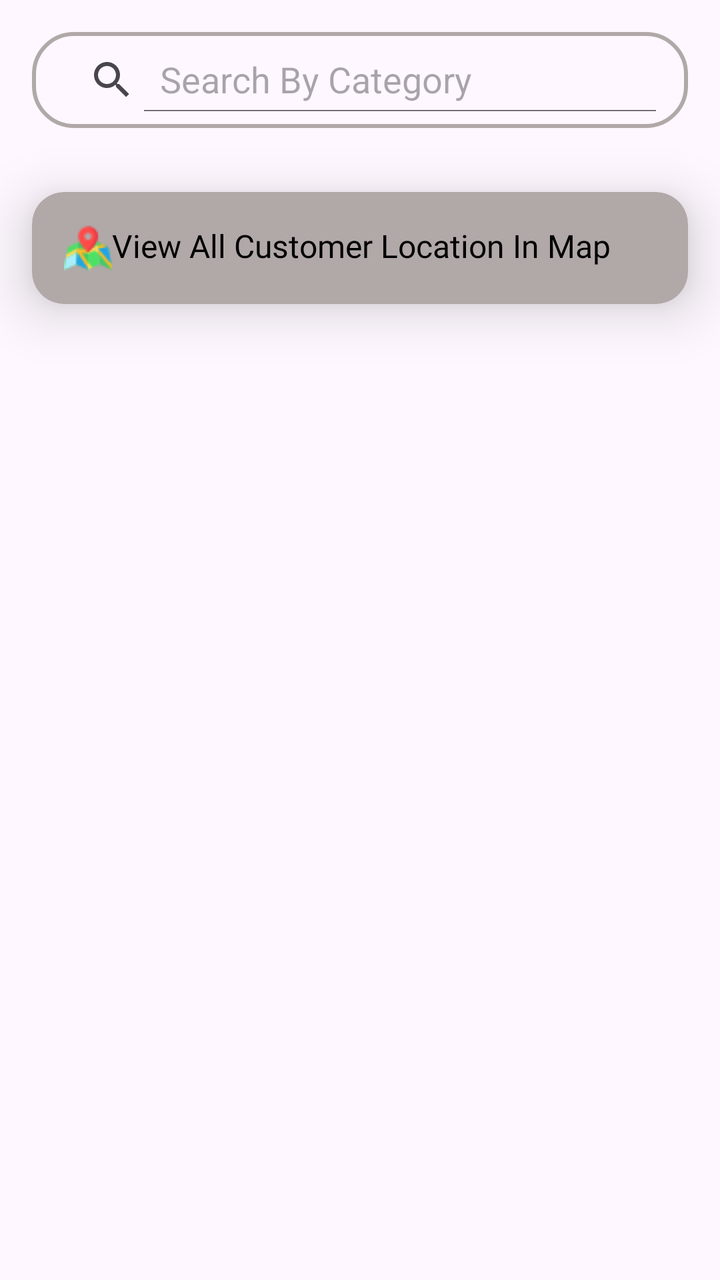
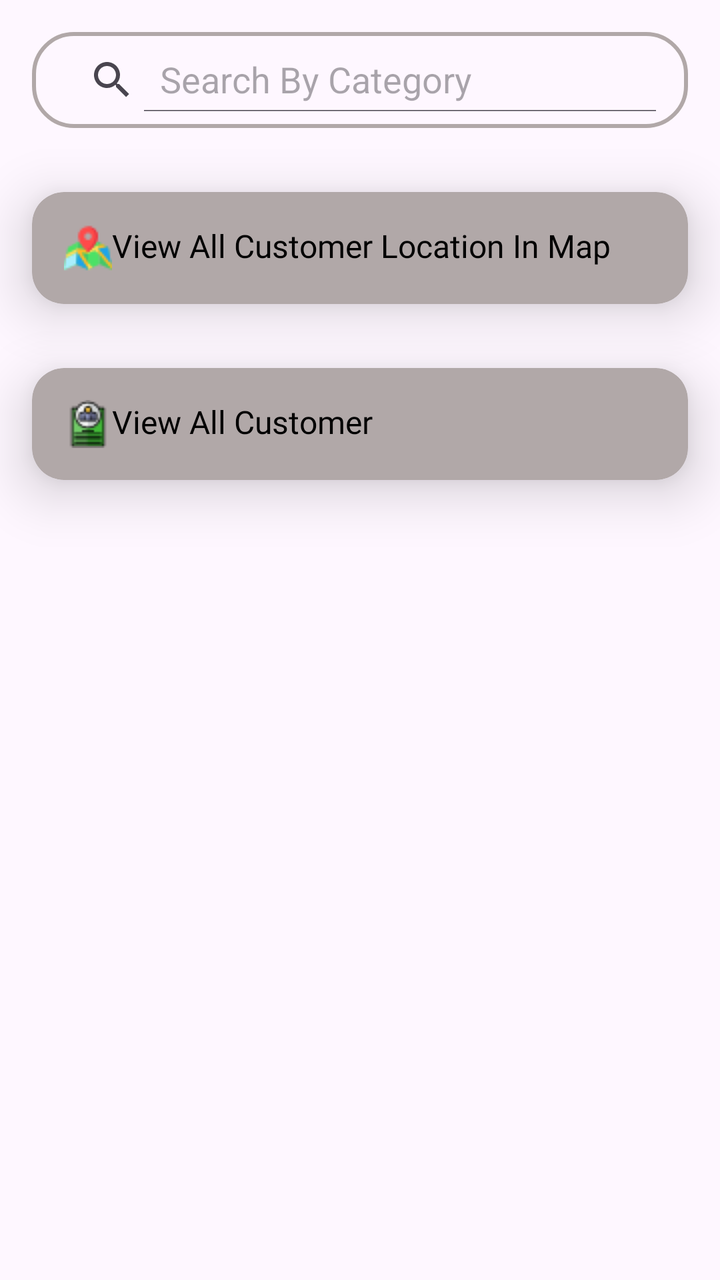

Two renders of the same Android screen: before a commit and after it. Below are the layout's source before the change and the commit's diff.
<!-- AndroidManifest.xml: application theme Theme.HealthSphere -->
<!-- res/layout/activity_admin_home.xml -->
<?xml version="1.0" encoding="utf-8"?>
<LinearLayout xmlns:android="http://schemas.android.com/apk/res/android"
    xmlns:tools="http://schemas.android.com/tools"
    android:layout_width="match_parent"
    android:layout_height="wrap_content"
    xmlns:app="http://schemas.android.com/apk/res-auto"
    tools:context=".CategoryFragment"
    android:orientation="vertical">

    <androidx.appcompat.widget.SearchView
        android:layout_width="match_parent"
        android:layout_height="wrap_content"
        android:id="@+id/svCategoryFragmentSearchCategory"
        app:queryHint="Search By Category"
        app:iconifiedByDefault="false"
        android:layout_margin="16sp"
        android:padding="8sp"
        android:background="@drawable/et_bg_shape"
        />


    <androidx.recyclerview.widget.RecyclerView
        android:layout_width="wrap_content"
        android:layout_height="wrap_content"
        android:id="@+id/rvCategoryFragmentShowMultipleCategory"/>
    <androidx.cardview.widget.CardView
        android:layout_width="match_parent"
        android:layout_height="wrap_content"
        android:id="@+id/cvAdminHomeCustomerLocation"
        app:cardBackgroundColor="@color/light_grey"
        app:cardElevation="16sp"
        app:cardCornerRadius="16sp"
        android:layout_margin="16sp"
        >
        <LinearLayout
            android:layout_width="match_parent"
            android:layout_height="match_parent"
            android:orientation="vertical"
            android:padding="16sp"
            >
            <TextView
                android:layout_width="match_parent"
                android:layout_height="wrap_content"
                android:id="@+id/tvCustomerLocation"
                android:text="View All Customer Location In Map "
                android:textSize="16sp"
                android:textColor="@color/black"
                android:textStyle="normal"
                android:fontFamily="@font/adamina"
                android:drawableLeft="@drawable/map"
                />
        </LinearLayout>
    </androidx.cardview.widget.CardView>

    <TextView
        android:layout_width="match_parent"
        android:layout_height="wrap_content"
        android:id="@+id/tvCategoryFragmentNoCategoryAvailable"
        android:text="No Category Available"
        android:textColor="@color/black"
        android:textStyle="bold"
        android:textSize="16sp"
        android:fontFamily="@font/cantata_one"
        android:visibility="gone"/>


</LinearLayout>
<!-- resources referenced by this layout -->
<resources>
  <color name="black">#FF000000</color>
  <color name="light_grey">#B1A8A8</color>
  <!-- drawable et_bg_shape (drawable) -->
  <?xml version="1.0" encoding="utf-8"?>
  <shape xmlns:android="http://schemas.android.com/apk/res/android">
  <stroke
      android:width="2dp"
      android:color="@color/light_grey"/>
      <corners
          android:radius="20dp"/>
  </shape>
  <!-- drawable map: png bitmap (drawable, 1275 bytes) -->
  <style name="Theme.HealthSphere" parent="Base.Theme.HealthSphere" />
  <style name="Base.Theme.HealthSphere" parent="Theme.Material3.DayNight.NoActionBar">
          
          
      </style>
</resources>

<!-- the commit's change to res/layout/activity_admin_home.xml (unified diff, before → after) -->
@@ -51,6 +51,34 @@
                 />
         </LinearLayout>
     </androidx.cardview.widget.CardView>
+    <androidx.cardview.widget.CardView
+        android:layout_width="match_parent"
+        android:layout_height="wrap_content"
+        android:id="@+id/cvAdminHomeCustomerDetails"
+        app:cardBackgroundColor="@color/light_grey"
+        app:cardElevation="16sp"
+        app:cardCornerRadius="16sp"
+        android:layout_margin="16sp"
+        >
+        <LinearLayout
+            android:layout_width="match_parent"
+            android:layout_height="match_parent"
+            android:orientation="vertical"
+            android:padding="16sp"
+            >
+            <TextView
+                android:layout_width="match_parent"
+                android:layout_height="wrap_content"
+                android:id="@+id/tvCustomerDetails"
+                android:text="View All Customer "
+                android:textSize="16sp"
+                android:textColor="@color/black"
+                android:textStyle="normal"
+                android:fontFamily="@font/adamina"
+                android:drawableLeft="@drawable/details"
+                />
+        </LinearLayout>
+    </androidx.cardview.widget.CardView>
 
     <TextView
         android:layout_width="match_parent"
<!-- resource entries referenced after the edit -->
@@ -2,6 +2,7 @@
 <resources>
   <color name="black">#FF000000</color>
   <color name="light_grey">#B1A8A8</color>
+  <!-- drawable details: png bitmap (drawable, 1007 bytes) -->
   <!-- drawable et_bg_shape (drawable) -->
   <?xml version="1.0" encoding="utf-8"?>
   <shape xmlns:android="http://schemas.android.com/apk/res/android">
